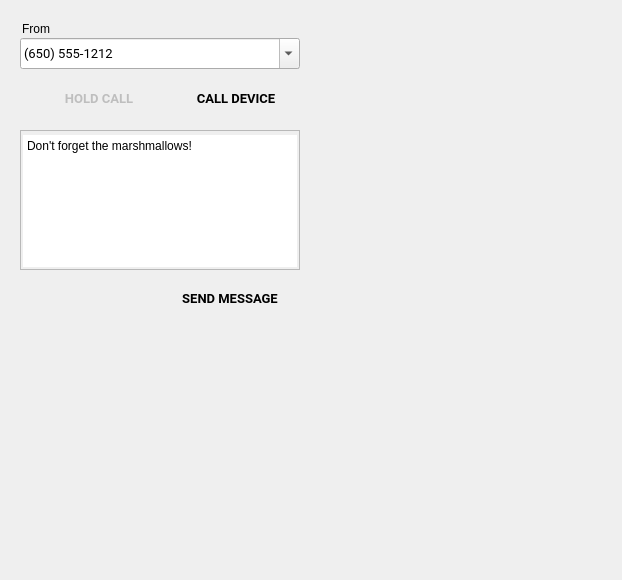
aosp-mirror/platform_external_qemu, file android/skin/qt/extended-pages/telephony-page.ui: the form before one commit.
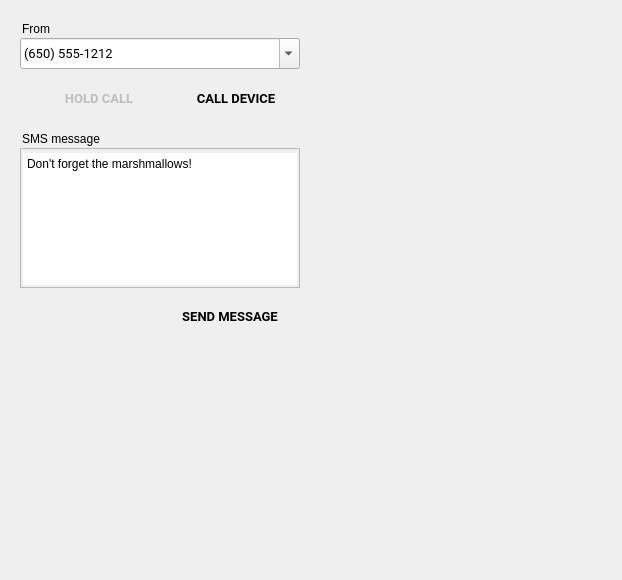
The form after the commit. Icons and pictures are not drawn. Custom widgets are drawn as their Qt base class.

Commit message:
[ui] Add a label to the box that holds the text message
On the Phone page, add the label "SMS message" to the box
that contains the text to be sent. (Almost every other field
or item has a label.)

Patch:
```diff
--- a/android/skin/qt/extended-pages/telephony-page.ui
+++ b/android/skin/qt/extended-pages/telephony-page.ui
@@ -17,7 +17,7 @@
    <property name="geometry">
     <rect>
      <x>20</x>
-     <y>130</y>
+     <y>148</y>
      <width>280</width>
      <height>140</height>
     </rect>
@@ -127,7 +127,7 @@
    <property name="geometry">
     <rect>
      <x>160</x>
-     <y>280</y>
+     <y>298</y>
      <width>140</width>
      <height>36</height>
     </rect>
@@ -201,6 +201,25 @@
     <string>Tool</string>
    </property>
   </widget>
+  <widget class="QGroupBox" name="tel_SmsGroup">
+   <property name="geometry">
+    <rect>
+     <x>20</x>
+     <y>130</y>
+     <width>141</width>
+     <height>21</height>
+    </rect>
+   </property>
+   <property name="styleSheet">
+    <string notr="true">border: 0px;</string>
+   </property>
+   <property name="title">
+    <string>SMS message</string>
+   </property>
+   <property name="ColorGroup" stdset="0">
+    <string notr="true">Title</string>
+   </property>
+  </widget>
  </widget>
  <customwidgets>
   <customwidget>
```
